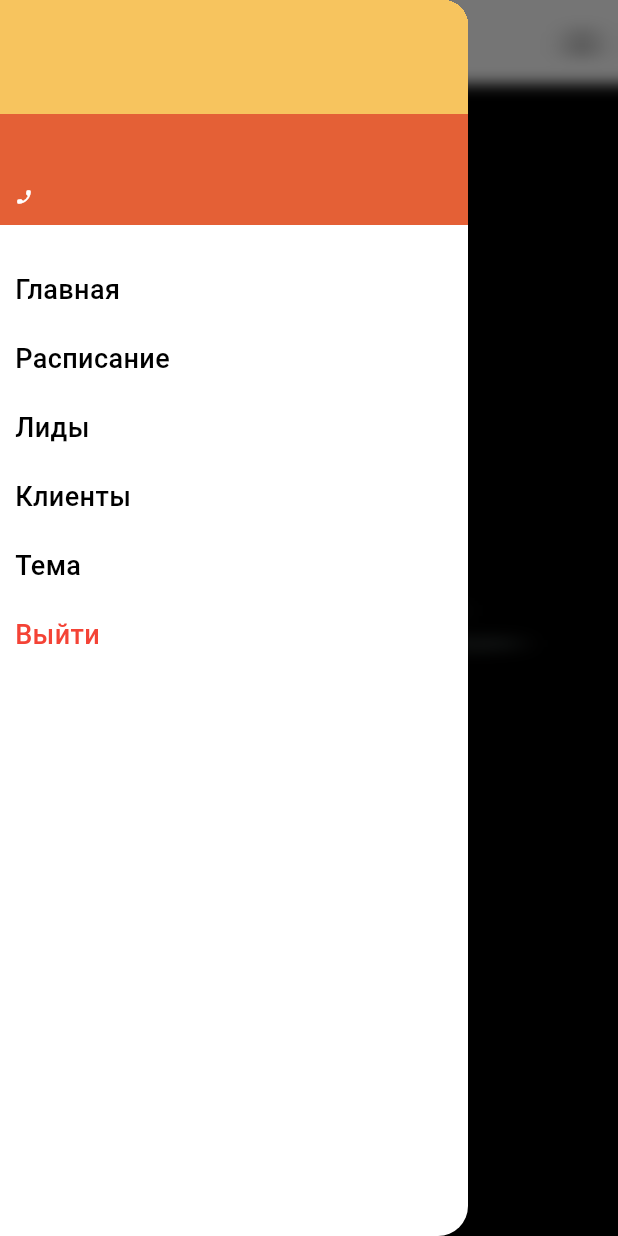
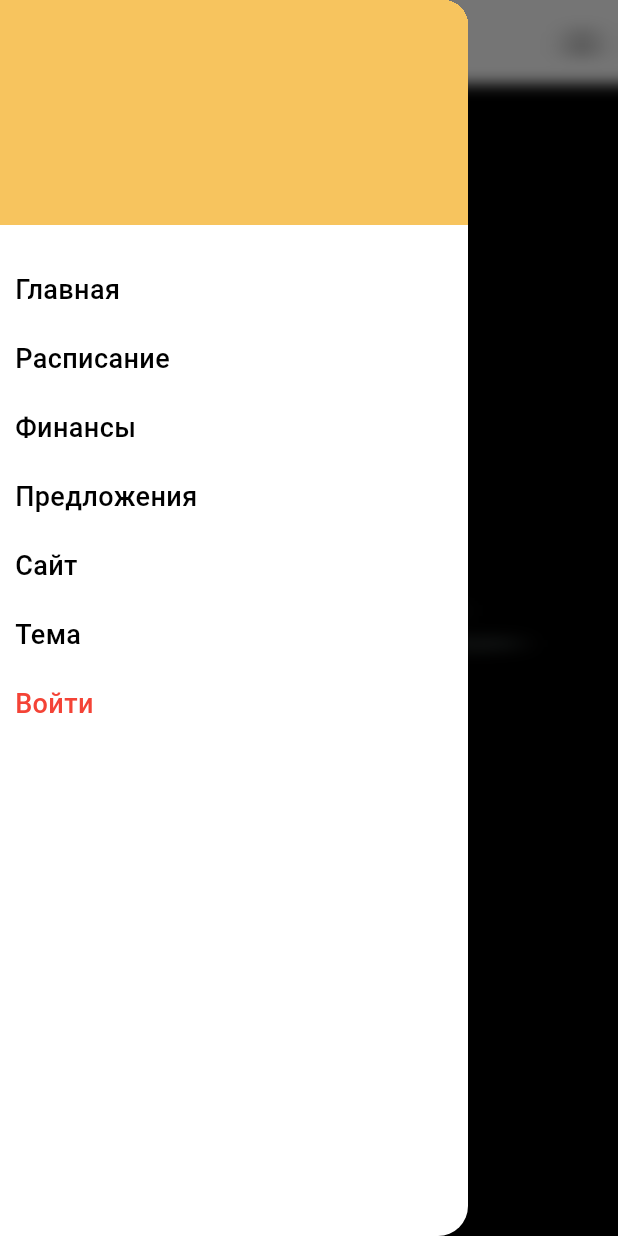
Before and after one commit to DataCenterMuzVirtuozy/virtuozy, a Flutter app: the screen it shows after launch, with the side drawer open, on a phone screen of 412 x 824 dp. Run offline on Flutter 3.47's test engine with Material 3 defaults, Android fonts, the phone set to English and light mode, and no system bars; drawn by our look-alikes of badges; our stand-ins replace connectivity_plus, dio, dropdown_button2, easy_localization, equatable, flutter_animate and 16 more; missing offline and left inert: onboarding, simple_gesture_detector, time_planner, webview_flutter_android, webview_flutter_wkwebview; accounts and stored records are empty; Roboto replaces fonts that are missing (VelaSansBold, VelaSansRegular).

Commit message:
fix bags

```diff
--- a/lib/assets/translations/ru-RU.json
+++ b/lib/assets/translations/ru-RU.json
@@ -33,7 +33,7 @@
   "Пароль от личного кабинета": "Пароль от личного кабинета",
   "Политика конфиденциальности": "Политика конфиденциальности",
   "Пользовательское соглашение": "Пользовательское соглашение",
-  "Мои абонементы": "Мои абонементы",
+  "Главная": "Главная",
   "Уведомления": "Уведомления",
   "У вас нет уведомлений": "У вас нет уведомлений",
   "Подтвердите прохождение урока": "Подтвердите прохождение урока",
@@ -146,9 +146,11 @@
   "Главная": "Главная",
   "Лиды": "Лиды",
   "Клиенты": "Клиенты",
-  "Нет записей на текукщий день": "Нет записей на текукщий день",
+  "Нет записей на текущий день": "Нет записей на текущий день",
   "У вас нет занятий на текущий месяц": "У вас нет занятий на текущий месяц",
   "Мое расписание на сегодня": "Мое расписание на сегодня",
+  "Спасибо за оплату!": "Спасибо за оплату!",
+  "Цветовая схема": "Цветовая схема",
   "Если филиал определен неверно, попробуйте выбрать вручную": "Если филиал определен неверно, попробуйте выбрать вручную",
   "Репертуар подбирается индивидуально от классики до современной музыки. Даём ученикам возможность выступать на концертах, фестивалях и гастролировать.": "Репертуар подбирается индивидуально от классики до современной музыки. Даём ученикам возможность выступать на концертах, фестивалях и гастролировать."
 }
--- a/lib/components/box_info.dart
+++ b/lib/components/box_info.dart
@@ -46,7 +46,7 @@ class BoxInfo extends StatelessWidget{
               visible: buttonVisible,
                 child:  OutLineButton(
                   onTap: (){
-                    GoRouter.of(context).pushReplacement(pathLogIn);
+                    GoRouter.of(context).push(pathLogIn);
                   },
                   width: 100.0,
                   textButton: 'Войти'.tr(),
--- a/lib/components/dialogs/contents/bottom_sheet_menu/details_lesson_content.dart
+++ b/lib/components/dialogs/contents/bottom_sheet_menu/details_lesson_content.dart
@@ -191,7 +191,7 @@ class ItemDetailsLesson extends StatelessWidget{
                visible: lesson.status == LessonStatus.complete,
                child: Row(
                  children: [
-                   Text(lesson.timeAccept,
+                   Text(DateTimeParser.getDateAndTime(dateTime: lesson.timeAccept),
                        style: TStyle.textStyleVelaSansRegular(
                            colorGrey, size: 13.0)),
                    const Gap(5.0),
--- a/lib/components/dialogs/contents/bottom_sheet_menu/steps_confirm_lesson_content.dart
+++ b/lib/components/dialogs/contents/bottom_sheet_menu/steps_confirm_lesson_content.dart
@@ -19,6 +19,7 @@ import '../../../../presentations/student/subscription_screen/bloc/sub_bloc.dart
 import '../../../../presentations/student/subscription_screen/bloc/sub_event.dart';
 import '../../../../presentations/student/subscription_screen/bloc/sub_state.dart';
 import '../../../../resourses/colors.dart';
+import '../../../../utils/date_time_parser.dart';
 import '../../../../utils/text_style.dart';
 import '../../../buttons.dart';
 
@@ -538,7 +539,7 @@ class _ItemNotAcceptLessonState extends State<ItemNotAcceptLesson> with AuthMixi
                  children: [
                    Row(
                      children: [
-                       Text(widget.lesson.date,
+                       Text(DateTimeParser.getDateFromApi(date: widget.lesson.date),
                            style: TStyle.textStyleVelaSansBold(Theme.of(context).textTheme.displayMedium!.color!,size: 16.0)),
                        Visibility(
                            visible: widget.allViewDirection,
--- a/lib/components/dialogs/dialoger.dart
+++ b/lib/components/dialogs/dialoger.dart
@@ -83,7 +83,7 @@ class Dialoger{
          enableDrag: true,
          isScrollControlled: true,
          backgroundColor: Colors.transparent,
-         context: scaffoldKey.currentContext!, builder: (_){
+         context: scaffoldKeyGlobal.currentContext!, builder: (_){
        final body = switch(content){
          ConfirmLesson()=>ConfirmLesson().build(context: _,args: args),
          SelectBranch() => SelectBranch().build(context: _),
--- a/lib/components/home_drawer_menu.dart
+++ b/lib/components/home_drawer_menu.dart
@@ -20,6 +20,7 @@ import 'package:virtuozy/presentations/auth_screen/bloc/auth_event.dart';
 import 'package:virtuozy/resourses/colors.dart';
 import 'package:virtuozy/resourses/images.dart';
 import 'package:virtuozy/router/paths.dart';
+import 'package:virtuozy/utils/app_theme.dart';
 import 'package:virtuozy/utils/auth_mixin.dart';
 import 'package:virtuozy/utils/theme_provider.dart';
 
@@ -86,7 +87,9 @@ class _HomeDrawerMenuState extends State<HomeDrawerMenu> with AuthMixin{
                         ),
                         //child: Image.asset(illustration_2,fit: BoxFit.cover),
                       ),
-                      Container(
+                      Visibility(
+                        visible: user.userStatus.isAuth||user.userStatus.isModeration,
+                        child: Container(
                           padding: const EdgeInsets.symmetric(horizontal: 10.0,vertical: 10.0),
                           width: width,
                             color: colorOrange,
@@ -98,7 +101,8 @@ class _HomeDrawerMenuState extends State<HomeDrawerMenu> with AuthMixin{
                                     style: TStyle.textStyleGaretHeavy(colorWhite,size: 20.0)),
                                 const Gap(8.0),
                                 Visibility(
-                                visible: true,
+                                  visible: user.phoneNumber.isNotEmpty||
+                                  teacher.phoneNum.isNotEmpty,
                                   child: Row(
                                     children: [
                                       Icon(Icons.phone_enabled_rounded,color: colorWhite,
@@ -123,6 +127,7 @@ class _HomeDrawerMenuState extends State<HomeDrawerMenu> with AuthMixin{
 
                               ],
                             )),
+                      ),
                     ],
                   ),
                   const Gap(20.0),
@@ -153,47 +158,57 @@ Widget _getItemsMenu({required UserType userType,
 required Function onSelectedPage,
 required BuildContext context,
 required UserEntity user}){
-  if(userType.isStudent){
+
+  if(userType.isStudent||userType.isUnknown){
     return Column(
         children: [
-    DrawerItem(title: 'Мои абонементы'.tr(),textColor: Theme.of(context).textTheme.displayMedium!.color!, onPressed: () {
+    DrawerItem(
+      title: 'Главная'.tr(),textColor: Theme.of(context).textTheme.displayMedium!.color!, onPressed: () {
       onSelectedPage.call(0);
       },),
-
   DrawerItem(title: 'Расписание'.tr(),textColor: Theme.of(context).textTheme.displayMedium!.color!, onPressed: () {
   onSelectedPage.call(1);
   },),
 
-  DrawerItem(title: 'Финансы'.tr(),textColor: Theme.of(context).textTheme.displayMedium!.color!, onPressed: () {
+  DrawerItem(title: 'Финансы'.tr(),textColor: Theme.of(context).textTheme.displayMedium!.color!,
+    onPressed: () {
   onSelectedPage.call(2);
   },),
 
   DrawerItem(title: 'Предложения'.tr(),textColor: Theme.of(context).textTheme.displayMedium!.color!, onPressed: () {
   onSelectedPage.call(3);
   },),
-  DrawerItem(title: 'Тема'.tr(),textColor: Theme.of(context).textTheme.displayMedium!.color!, onPressed: () {
-  GoRouter.of(context).push(pathTheme);
-  },),
+
 
   // DrawerItem(title: 'Уведомления'.tr(),textColor: Theme.of(context).textTheme.displayMedium!.color!, onPressed: () {
   //   GoRouter.of(context).push(pathNotification);
   // },),
 
-
-  DrawerItem(title: 'Сайт'.tr(),textColor: Theme.of(context).textTheme.displayMedium!.color!, onPressed: () {
+      DrawerItem(
+        title: 'Сайт'.tr(),
+        textColor: Theme.of(context).textTheme.displayMedium!.color!,
+        onPressed: () {
           onSelectedPage.call(4);
-  },),
-
-  DrawerItem(title:
-  user.userStatus.isModeration || user.userStatus.isAuth?'Выйти'.tr():
-  'Войти'.tr(),
-  textColor: colorRed, onPressed: ()  {
-  if(user.userStatus == UserStatus.notAuth){
+        },
+      ),
+      DrawerItem(
+        title: 'Тема'.tr(),
+        textColor: Theme.of(context).textTheme.displayMedium!.color!,
+        onPressed: () {
+          GoRouter.of(context).push(pathTheme);
+        },
+      ),
+      DrawerItem(
+        title: user.userStatus.isModeration || user.userStatus.isAuth
+            ? 'Выйти'.tr()
+            : 'Войти'.tr(),
+        textColor: colorRed,
+        onPressed: () {
+          if (user.userStatus.isNotAuth) {
             GoRouter.of(context).push(pathLogIn);
-  }else{
-  Dialoger.showLogOut(context: context,user: user);
+          } else {
+            Dialoger.showLogOut(context: context, user: user);
           }
-
         },),
   // Column(
   //   children: [
@@ -264,7 +279,7 @@ class DrawerItem extends StatelessWidget{
   Widget build(BuildContext context) {
     return Padding(
       padding: const EdgeInsets.all(10.0),
-      child: GestureDetector(
+      child: InkWell(
         onTap: (){
           GoRouter.of(context).pop();
           onPressed();
@@ -273,7 +288,7 @@ class DrawerItem extends StatelessWidget{
           mainAxisAlignment: MainAxisAlignment.
           spaceBetween,
           children: [
-            Text(title,style: TStyle.textStyleVelaSansBold(textColor,size: 18.0))
+            Expanded(child: Text(title,style: TStyle.textStyleVelaSansBold(textColor,size: 18.0)))
 
           ],
         ),
--- a/lib/presentations/auth_screen/bloc/auth_bloc.dart
+++ b/lib/presentations/auth_screen/bloc/auth_bloc.dart
@@ -158,6 +158,8 @@ class AuthBloc extends Bloc<AuthEvent,AuthState>{
 
   void _logOut(LogOutEvent event,emit) async {
     if(event.user.userStatus.isModeration || event.user.userStatus.isAuth){
+      user = event.user.copyWith(userStatus: UserStatus.notAuth);
+      _userCubit.updateUser(newUser: user);
       await PreferencesUtil.clear();
     }
 
--- a/lib/presentations/main_screen/main_page.dart
+++ b/lib/presentations/main_screen/main_page.dart
@@ -32,18 +32,18 @@ import '../teacher/today_schedule_screen/today_schedule_page.dart';
 
 
 
- final scaffoldKey = GlobalKey<ScaffoldState>();
 
+  GlobalKey<ScaffoldState> scaffoldKeyGlobal = GlobalKey<ScaffoldState>();
 
 class MainPage extends StatefulWidget{
-  const MainPage({super.key});
+   const MainPage({super.key});
 
   @override
   State<MainPage> createState() => _MainPageState();
 }
 
 class _MainPageState extends State<MainPage> with AuthMixin{
-
+  final GlobalKey<ScaffoldState> scaffoldKey = GlobalKey<ScaffoldState>();
 
 
 
@@ -53,7 +53,7 @@ class _MainPageState extends State<MainPage> with AuthMixin{
   @override
   void initState() {
     super.initState();
-
+    scaffoldKeyGlobal = scaffoldKey;
   }
 
 
@@ -71,7 +71,7 @@ class _MainPageState extends State<MainPage> with AuthMixin{
     return BlocConsumer<AuthBloc,AuthState>(
       listener: (c, s) {
         if(s.authStatus == AuthStatus.logOut){
-          GoRouter.of(context).pushReplacement(pathLogIn);
+          GoRouter.of(context).push(pathLogIn);
         }
       },
       builder: (context,state) {
--- a/lib/presentations/student/schedule_screen/bloc/schedule_bloc.dart
+++ b/lib/presentations/student/schedule_screen/bloc/schedule_bloc.dart
@@ -51,11 +51,15 @@ class ScheduleBloc extends Bloc<ScheduleEvent,ScheduleState>{
 
   void _getSchedule(GetScheduleEvent event,emit) async {
      try{
+       final user = _userCubit.userEntity;
+       if(user.userStatus.isNotAuth){
+         emit(state.copyWith(status: ScheduleStatus.loaded,user: user));
+         return;
+       }
        if(event.refreshDirection){
          emit(state.copyWith(status: ScheduleStatus.loading));
          await Future.delayed(const Duration(milliseconds: 1000));
        }
-      final user = _userCubit.userEntity;
       final  schedulesList = _getListSchedules(
         currentMonth: event.month,
           userEntity: user, indexSelDirection: event.currentDirIndex,
--- a/lib/presentations/student/schedule_screen/details_schedule_page.dart
+++ b/lib/presentations/student/schedule_screen/details_schedule_page.dart
@@ -14,6 +14,7 @@ import '../../../domain/entities/lesson_entity.dart';
 import '../../../domain/entities/schedule_lessons.dart';
 import '../../../domain/entities/user_entity.dart';
 import '../../../resourses/colors.dart';
+import '../../../utils/date_time_parser.dart';
 import '../../../utils/status_to_color.dart';
 import '../../../utils/text_style.dart';
 import 'bloc/schedule_bloc.dart';
@@ -65,8 +66,6 @@ class _DetailsSchedulePageState extends State<DetailsSchedulePage> {
            );
          }
 
-
-         print('Satete ${_titlesDirections.toString()}');
          return Padding(
            padding: const EdgeInsets.symmetric(horizontal: 10.0),
            child: SingleChildScrollView(
@@ -170,7 +169,7 @@ class _DetailsSchedulePageState extends State<DetailsSchedulePage> {
                   mainAxisAlignment: MainAxisAlignment.start,
                   crossAxisAlignment: CrossAxisAlignment.start,
                   children: [
-                    Text(lesson.date,
+                    Text(DateTimeParser.getDateFromApi(date: lesson.date),
                         style:TStyle.textStyleVelaSansMedium(colorOrange,size: 14.0)),
                     const Gap(5.0),
                     Text(lesson.timePeriod,
--- a/lib/presentations/student/schedule_screen/schedule_page.dart
+++ b/lib/presentations/student/schedule_screen/schedule_page.dart
@@ -12,6 +12,7 @@ import 'package:virtuozy/domain/entities/schedule_lessons.dart';
 import 'package:virtuozy/domain/entities/user_entity.dart';
 import 'package:virtuozy/router/paths.dart';
 import 'package:virtuozy/utils/auth_mixin.dart';
+import 'package:virtuozy/utils/date_time_parser.dart';
 import 'package:virtuozy/utils/status_to_color.dart';
 import '../../../components/box_info.dart';
 import '../../../components/calendar/calendar.dart';
@@ -273,7 +274,7 @@ class _SchedulePageState extends State<SchedulePage> {
                mainAxisAlignment: MainAxisAlignment.start,
                crossAxisAlignment: CrossAxisAlignment.start,
                children: [
-                 Text(lesson.date,
+                 Text(DateTimeParser.getDateFromApi(date: lesson.date),
                      style:TStyle.textStyleVelaSansMedium(colorOrange,size: 14.0)),
                  const Gap(5.0),
                  Text(lesson.timePeriod,
```
Also changed, not shown: lib/presentations/auth_screen/login_page.dart (+13 -5 lines), lib/presentations/auth_screen/singin_page.dart (+9 -3 lines), lib/presentations/student/finance_screen/bloc/bloc_finance.dart (+6 -1 lines), lib/presentations/student/finance_screen/finance_page.dart (+7 -3 lines), lib/presentations/student/finance_screen/list_subscriptions_hystory.dart (+4 -3 lines), lib/presentations/student/subscription_screen/subscription_page.dart (+9 -2 lines), lib/utils/date_time_parser.dart (+16 -0 lines). Lines whose indentation alone changed are shown as unchanged.
